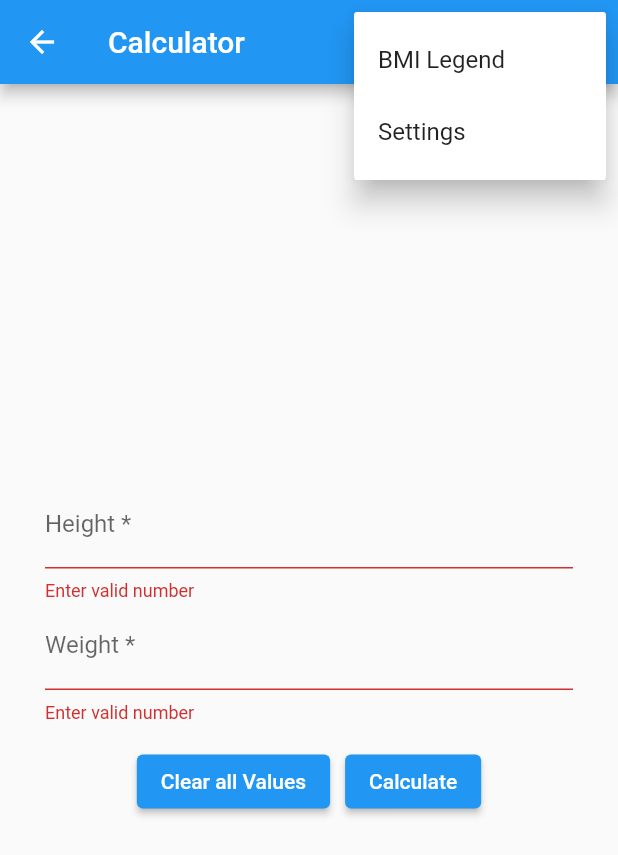
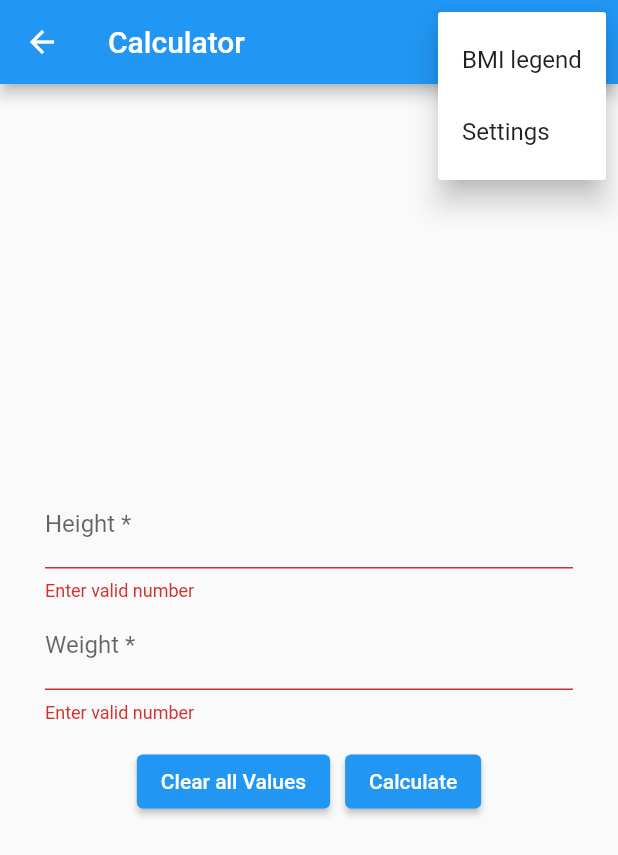
Before and after one commit to fullyonline/SOM_BMI_Calculator, a Flutter app: the BmiInput screen opened directly, after a tap on "Calculate", after a tap on the "more vert" icon, on a phone screen of 412 x 824 dp. Shown: the top 855 px of the screen. Run offline on Flutter 3.47's test engine with Material 2 defaults, Android fonts, the phone set to English and light mode, and no system bars; our stand-ins replace shared_preferences; accounts and stored records are empty; generated files the repository leaves out were written again.

Commit message:
added internationalisation

```diff
--- a/lib/OptionDropdown.dart
+++ b/lib/OptionDropdown.dart
@@ -1,5 +1,6 @@
 import 'package:flutter/material.dart';
 import 'package:flutter/widgets.dart';
+import 'package:flutter_gen/gen_l10n/app_localizations.dart';
 
 import 'calculator/BMIRatingLegend.dart';
 import 'config/Settings.dart';
@@ -17,18 +18,17 @@ class OptionDropdown extends StatelessWidget {
             return [
               PopupMenuItem<int>(
                 value: 0,
-                child: Text("BMI Legend"),
+                child: Text(AppLocalizations.of(context)!.bmiLegend),
               ),
               PopupMenuItem<int>(
                 value: 1,
-                child: Text("Settings"),
+                child: Text(AppLocalizations.of(context)!.settings),
               ),
             ];
           },
           onSelected: (value) {
             switch(value) {
               case 0: {
-                print("BMI Legend menu is selected.");
                 Navigator.push(
                   context,
                   MaterialPageRoute(builder: (context) => BMIRatingLegend()),
@@ -36,7 +36,6 @@ class OptionDropdown extends StatelessWidget {
               }
               break;
               case 1: {
-                print("Settings menu is selected.");
                 Navigator.push(
                   context,
                   MaterialPageRoute(builder: (context) => const Settings()),
--- a/lib/calculator/BMIInput.dart
+++ b/lib/calculator/BMIInput.dart
@@ -1,5 +1,6 @@
 import 'package:bmi_calculator/services/BmiDto.dart';
 import 'package:flutter/material.dart';
+import 'package:flutter_gen/gen_l10n/app_localizations.dart';
 
 import '../OptionDropdown.dart';
 import 'BMIResult.dart';
@@ -18,6 +19,7 @@ class BmiInputState extends State<BmiInput> {
   final heightController = TextEditingController();
   final weightController = TextEditingController();
 
+
   @override
   void dispose() {
     // Clean up the controller when the widget is disposed.
@@ -30,7 +32,7 @@ class BmiInputState extends State<BmiInput> {
   Widget build(BuildContext context) {
     return Scaffold(
         appBar: AppBar(
-            title: Text("Calculator"), actions: const [OptionDropdown()]),
+            title: Text(AppLocalizations.of(context)!.labelCalculator), actions: const [OptionDropdown()]),
         body: Container(
             margin: const EdgeInsets.all(30),
             child: Center(
@@ -45,9 +47,9 @@ class BmiInputState extends State<BmiInput> {
                         // vertikale Ausrichtung
                         children: <Widget>[
                           TextFormField(
-                            decoration: const InputDecoration(
-                              hintText: 'Height in cm',
-                              labelText: 'Height *',
+                            decoration: InputDecoration(
+                              hintText: AppLocalizations.of(context)!.hintTextHeight,
+                              labelText: AppLocalizations.of(context)!.labelTextHeight
                             ),
                             keyboardType: TextInputType.number,
                             controller: heightController,
@@ -56,13 +58,13 @@ class BmiInputState extends State<BmiInput> {
                                       value.isNotEmpty &&
                                       double.tryParse(value) != null)
                                   ? null
-                                  : "Enter valid number";
+                                  : AppLocalizations.of(context)!.heightcontrollerValidatorError;
                             },
                           ),
                           TextFormField(
-                            decoration: const InputDecoration(
-                              hintText: 'Weight in kg',
-                              labelText: 'Weight *',
+                            decoration: InputDecoration(
+                              hintText: AppLocalizations.of(context)!.hintTextWeight,
+                              labelText: AppLocalizations.of(context)!.labelTextWeight,
                             ),
                             keyboardType: TextInputType.number,
                             controller: weightController,
@@ -71,7 +73,7 @@ class BmiInputState extends State<BmiInput> {
                                       value.isNotEmpty &&
                                       double.tryParse(value) != null)
                                   ? null
-                                  : "Enter valid number";
+                                  : AppLocalizations.of(context)!.weightcontrollerValidatorError;
                             },
                           ),
                           Container(
@@ -89,7 +91,7 @@ class BmiInputState extends State<BmiInput> {
                                       heightController.text = "";
                                       weightController.text = "";
                                     },
-                                    child: const Text('Clear all Values'),
+                                    child: Text(AppLocalizations.of(context)!.clearAllValues),
                                   ),
                                 ),
                                 Container(
@@ -111,13 +113,13 @@ class BmiInputState extends State<BmiInput> {
                                       } else {
                                         ScaffoldMessenger.of(context)
                                             .showSnackBar(
-                                          const SnackBar(
+                                          SnackBar(
                                               content: Text(
-                                                  'Please fill in the width and height.')),
+                                                  AppLocalizations.of(context)!.weightAndHeightError)),
                                         );
                                       }
                                     },
-                                    child: const Text('Calculate'),
+                                    child: Text(AppLocalizations.of(context)!.labelCalculate),
                                   ),
                                 ),
                               ],
--- a/lib/calculator/BMIRatingLegend.dart
+++ b/lib/calculator/BMIRatingLegend.dart
@@ -1,6 +1,7 @@
 import 'package:bmi_calculator/calculator/BMIRatingDetail.dart';
 import 'package:bmi_calculator/utils/BMICategories.dart';
 import 'package:flutter/material.dart';
+import 'package:flutter_gen/gen_l10n/app_localizations.dart';
 
 class BMIRatingLegend extends StatelessWidget {
   var _legendElements = <String>[];
@@ -13,7 +14,7 @@ class BMIRatingLegend extends StatelessWidget {
 
     return Scaffold(
       appBar: AppBar(
-        title: const Text('BMI legend'),
+        title: Text(AppLocalizations.of(context)!.bmiLegend),
       ),
       body: ListView.builder(
           padding: const EdgeInsets.all(16.0),
--- a/lib/config/Settings.dart
+++ b/lib/config/Settings.dart
@@ -1,5 +1,6 @@
 import 'package:bmi_calculator/config/UserSettings.dart';
 import 'package:flutter/material.dart';
+import 'package:flutter_gen/gen_l10n/app_localizations.dart';
 
 class Settings extends StatelessWidget {
   const Settings({super.key});
@@ -12,12 +13,12 @@ class Settings extends StatelessWidget {
   Widget build(BuildContext context) {
     return Scaffold(
       appBar: AppBar(
-        title: const Text('Settings'),
+        title: Text(AppLocalizations.of(context)!.settings),
       ),
       body: Center(
         child: ElevatedButton(
           onPressed: () => onPressed(context),
-          child: const Text('User Settings'),
+          child: Text(AppLocalizations.of(context)!.userSettings),
         ),
       ),
     );
--- /dev/null
+++ b/lib/l10n.yaml
@@ -0,0 +1,3 @@
+arb-dir: lib/l10n
+template-arb-file: app_en.arb
+output-localization-file: app_localizations.dart
--- a/pubspec.yaml
+++ b/pubspec.yaml
@@ -37,6 +37,9 @@ dependencies:
   # Use with the CupertinoIcons class for iOS style icons.
   cupertino_icons: ^1.0.2
   shared_preferences: ^2.0.15
+  flutter_localizations:
+    sdk: flutter
+  intl: ^0.17.0
 
 dev_dependencies:
   flutter_test:
@@ -54,7 +57,7 @@ dev_dependencies:
 
 # The following section is specific to Flutter packages.
 flutter:
-
+  generate: true # Add this line
   # The following line ensures that the Material Icons font is
   # included with your application, so that you can use the icons in
   # the material Icons class.
```
Also changed, not shown: lib/calculator/BMIRatingDetail.dart (+6 -5 lines), lib/calculator/BMIResult.dart (+5 -4 lines), lib/config/UserSettings.dart (+8 -7 lines), lib/l10n/app_de.arb (added, +32 -0 lines), lib/l10n/app_en.arb (added, +32 -0 lines), lib/main.dart (+6 -3 lines), pubspec.lock.
